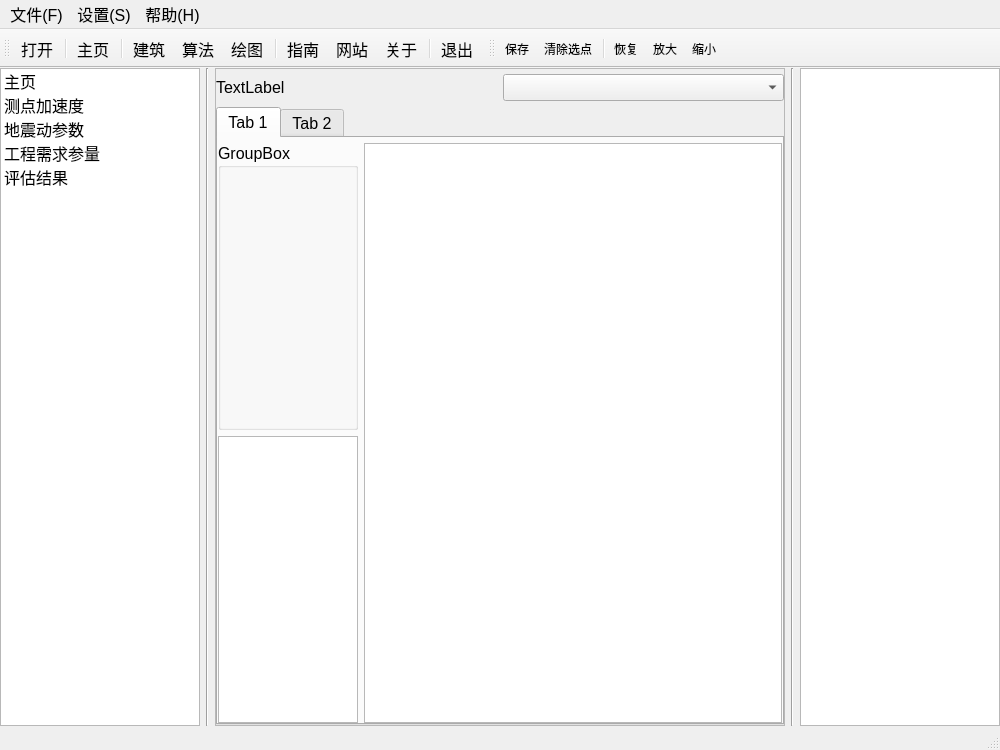
DonShmily/qREST, file src/qrest_ui/main_window.ui: the form before one commit.
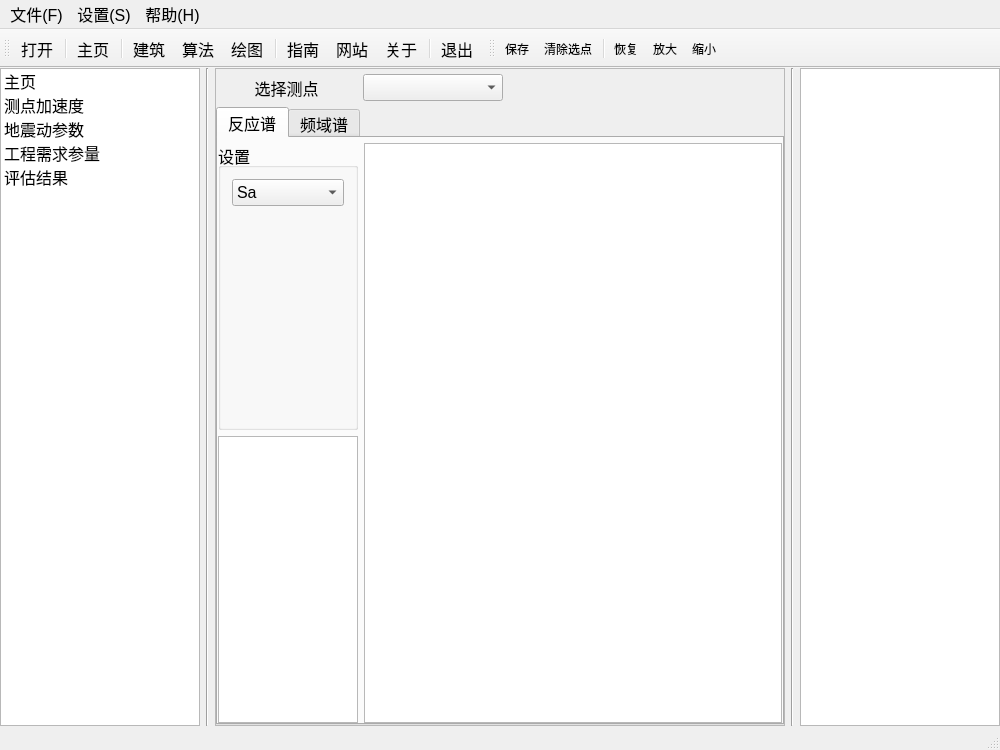
The form after the commit. The open tabs and pages were chosen to show the change. Icons and pictures are not drawn. Custom widgets are drawn as their Qt base class.

```diff
--- a/src/qrest_ui/main_window.ui
+++ b/src/qrest_ui/main_window.ui
@@ -305,17 +305,33 @@
          <number>0</number>
         </property>
         <item>
-         <layout class="QHBoxLayout" name="horizontalLayout_6">
+         <layout class="QHBoxLayout" name="horizontalLayout_6" stretch="1,1,2">
           <item>
            <widget class="QLabel" name="label_gmp_mea">
             <property name="text">
-             <string>TextLabel</string>
+             <string>选择测点</string>
+            </property>
+            <property name="alignment">
+             <set>Qt::AlignCenter</set>
             </property>
            </widget>
           </item>
           <item>
            <widget class="QComboBox" name="cbox_gmp_mea"/>
           </item>
+          <item>
+           <spacer name="horizontalSpacer_3">
+            <property name="orientation">
+             <enum>Qt::Horizontal</enum>
+            </property>
+            <property name="sizeHint" stdset="0">
+             <size>
+              <width>40</width>
+              <height>20</height>
+             </size>
+            </property>
+           </spacer>
+          </item>
          </layout>
         </item>
         <item>
@@ -325,7 +341,7 @@
           </property>
           <widget class="QWidget" name="tab_gmp1_response">
            <attribute name="title">
-            <string>Tab 1</string>
+            <string>反应谱</string>
            </attribute>
            <layout class="QGridLayout" name="gridLayout_3" rowstretch="1,1" columnstretch="1,3">
             <property name="leftMargin">
@@ -343,8 +359,52 @@
             <item row="0" column="0">
              <widget class="QGroupBox" name="gBox_gmp_reponse_option">
               <property name="title">
-               <string>GroupBox</string>
+               <string>设置</string>
               </property>
+              <layout class="QVBoxLayout" name="verticalLayout_4">
+               <item>
+                <widget class="QComboBox" name="cbox_reponse">
+                 <item>
+                  <property name="text">
+                   <string>Sa</string>
+                  </property>
+                 </item>
+                 <item>
+                  <property name="text">
+                   <string>Sv</string>
+                  </property>
+                 </item>
+                 <item>
+                  <property name="text">
+                   <string>Sd</string>
+                  </property>
+                 </item>
+                 <item>
+                  <property name="text">
+                   <string>PSa</string>
+                  </property>
+                 </item>
+                 <item>
+                  <property name="text">
+                   <string>PSv</string>
+                  </property>
+                 </item>
+                </widget>
+               </item>
+               <item>
+                <spacer name="verticalSpacer">
+                 <property name="orientation">
+                  <enum>Qt::Vertical</enum>
+                 </property>
+                 <property name="sizeHint" stdset="0">
+                  <size>
+                   <width>20</width>
+                   <height>40</height>
+                  </size>
+                 </property>
+                </spacer>
+               </item>
+              </layout>
              </widget>
             </item>
             <item row="0" column="1" rowspan="2">
@@ -357,7 +417,7 @@
           </widget>
           <widget class="QWidget" name="tab_gmp2_fourier">
            <attribute name="title">
-            <string>Tab 2</string>
+            <string>频域谱</string>
            </attribute>
            <layout class="QGridLayout" name="gridLayout_4" rowstretch="1,1" columnstretch="1,3">
             <property name="leftMargin">
```
Left out of the diff: 76 changed lines with no effect on the pictures.
